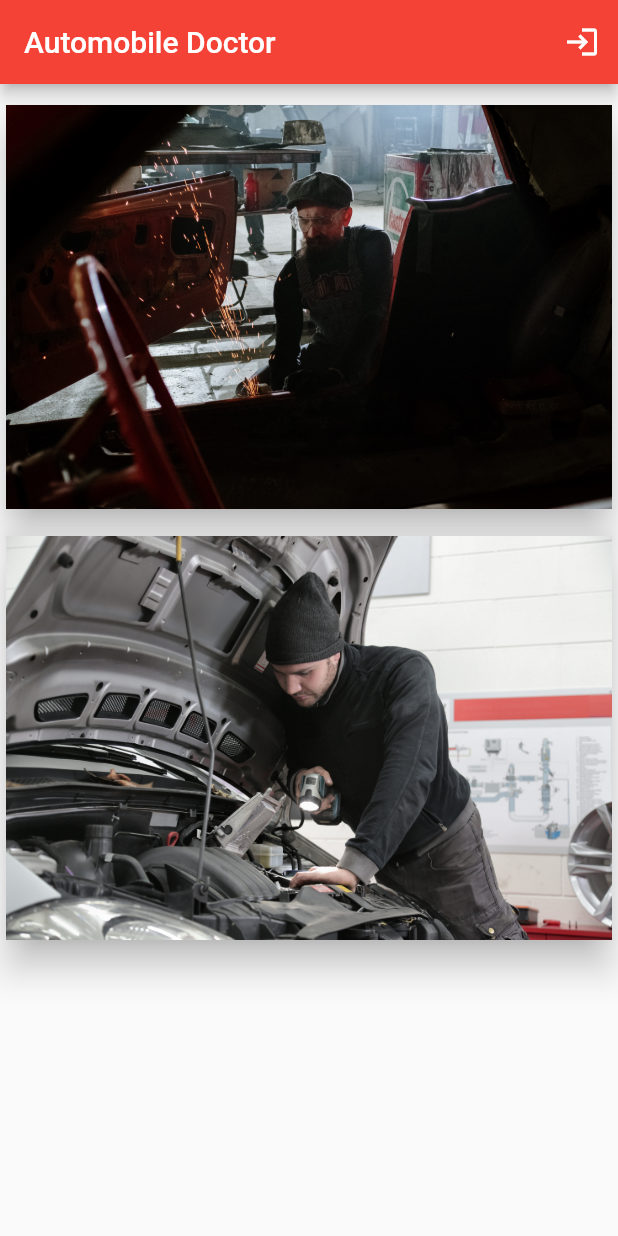
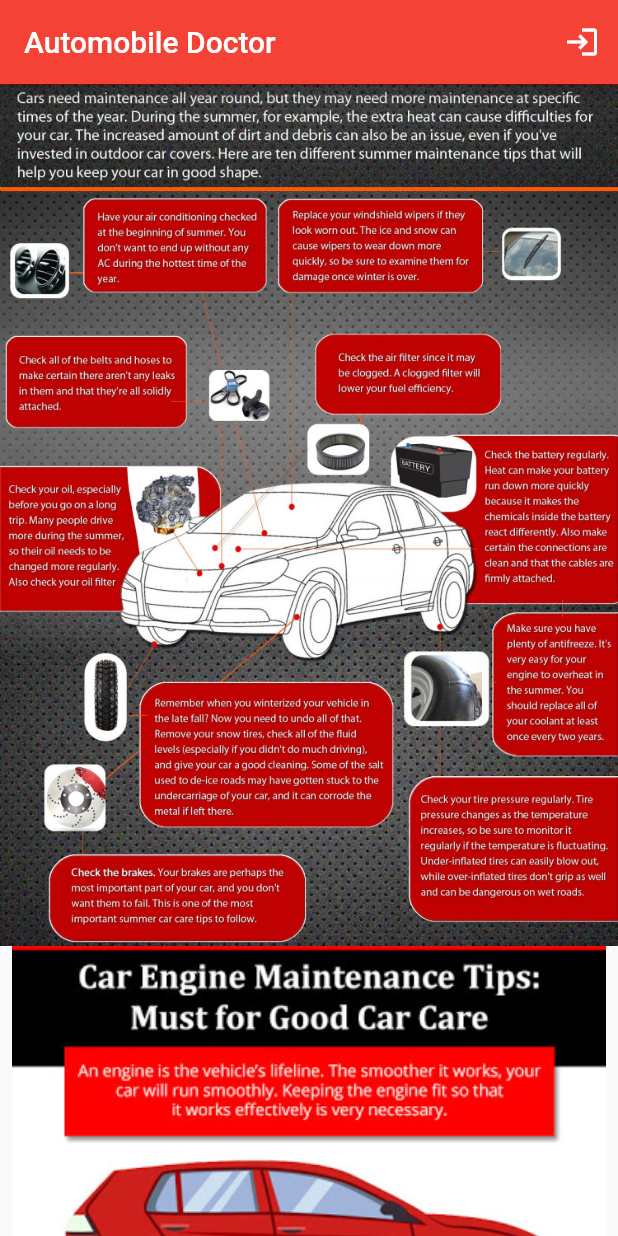
Before and after one commit to shamiaz93/automobile_doctor, a Flutter app: the screen it shows after launch, on a phone screen of 412 x 824 dp. Run offline on Flutter 3.47's test engine with Material 2 defaults, Android fonts, the light colour scheme and no system bars; our stand-ins replace cloud_firestore, easy_splash_screen, firebase_auth, firebase_core, google_fonts, google_maps_flutter and 2 more; accounts and stored records are empty.

Commit message:
Final changes includes styles

```diff
--- a/lib/addVehicles.dart
+++ b/lib/addVehicles.dart
@@ -21,7 +21,7 @@ class AddVehicles extends StatelessWidget {
           padding: const EdgeInsets.fromLTRB(20, 0, 20, 0),
           child: Column(
             children: <Widget>[
-              SizedBox(height: 350, child: AddVehiclesFormComponent()),
+              SizedBox(height: 355, child: AddVehiclesFormComponent()),
               Expanded(
                   child: StreamBuilder<QuerySnapshot>(
                 stream: FirebaseFirestore.instance
@@ -111,7 +111,7 @@ class _AddVehiclesState extends State<AddVehiclesFormComponent> {
               Stack(
                 children: [
                   Container(
-                    height: 345,
+                    height: 350,
                     width: double.infinity,
                     decoration: BoxDecoration(
                       color: HexColor("#ffffff"), //Colors.red[50],
@@ -132,7 +132,7 @@ class _AddVehiclesState extends State<AddVehiclesFormComponent> {
                               children: [
                                 MyTextField(
                                   controller: makeController,
-                                  hintText: "Vehicke Make",
+                                  hintText: "Vehicle Make",
                                   obscureText: false,
                                   prefixIcon: const Icon(Icons.car_repair),
                                 ),
--- a/lib/landingScreen.dart
+++ b/lib/landingScreen.dart
@@ -25,31 +25,11 @@ class LandingScreen extends StatelessWidget {
       ),
       body: SingleChildScrollView(
         child: Column(
-          children: <Widget>[
-            const Padding(
-              padding: EdgeInsets.only(bottom: 10),
-            ),
-            Card(
-              child: Image.asset("assets/images/img1.jpg"),
-              elevation: 10,
-            ),
-            const Padding(
-              padding: EdgeInsets.only(bottom: 10),
-            ),
-            Card(
-              child: Image.asset("assets/images/img2.jpg"),
-              elevation: 10,
-            ),
-            /* const Padding(
-              padding: EdgeInsets.only(bottom: 15),
-            ),
-            Card(
-              child: Image.asset("assets/images/img3.jpg"),
-              elevation: 10,
-            ), */
-            const Padding(
-              padding: EdgeInsets.only(bottom: 10),
-            ),
+          mainAxisAlignment: MainAxisAlignment.spaceEvenly,
+          children: [
+            Image.asset('assets/images/carDet3.jpg'),
+            Image.asset('assets/images/carDet2.jpg'),
+            /*Image.asset('assets/images/carDet1.jpg'), */
           ],
         ),
       ),
--- a/lib/loginPage.dart
+++ b/lib/loginPage.dart
@@ -67,7 +67,7 @@ class _LoginScreenState extends State<LoginPage> {
       resizeToAvoidBottomInset: false,
       backgroundColor: Colors.white,
       body: ListView(
-        padding: const EdgeInsets.fromLTRB(0, 60, 0, 0),
+        padding: const EdgeInsets.fromLTRB(0, 100, 0, 0),
         shrinkWrap: true,
         reverse: true,
         children: [
@@ -77,7 +77,7 @@ class _LoginScreenState extends State<LoginPage> {
               Stack(
                 children: [
                   Container(
-                    height: 530,
+                    height: 550,
                     width: 400,
                     decoration: BoxDecoration(
                       color: Colors.red[50], //HexColor("#ffffff"),
--- a/lib/signupForm.dart
+++ b/lib/signupForm.dart
@@ -66,7 +66,7 @@ class _RegistrationScreenState extends State<RegistrationScreen> {
       resizeToAvoidBottomInset: false,
       backgroundColor: Colors.white,
       body: ListView(
-        padding: const EdgeInsets.fromLTRB(0, 60, 0, 0),
+        padding: const EdgeInsets.fromLTRB(0, 100, 0, 0),
         shrinkWrap: true,
         reverse: true,
         children: [
@@ -76,7 +76,7 @@ class _RegistrationScreenState extends State<RegistrationScreen> {
               Stack(
                 children: [
                   Container(
-                    height: 530,
+                    height: 550,
                     width: 400,
                     decoration: BoxDecoration(
                       color: Colors.red[50], //HexColor("#ffffff"),
```
Also changed, not shown: lib/homeScreen.dart (+12 -10 lines), pubspec.yaml (+6 -4 lines), assets/images/carDet3.jpg (added), assets/images/profile.png (added), 1 other file.
